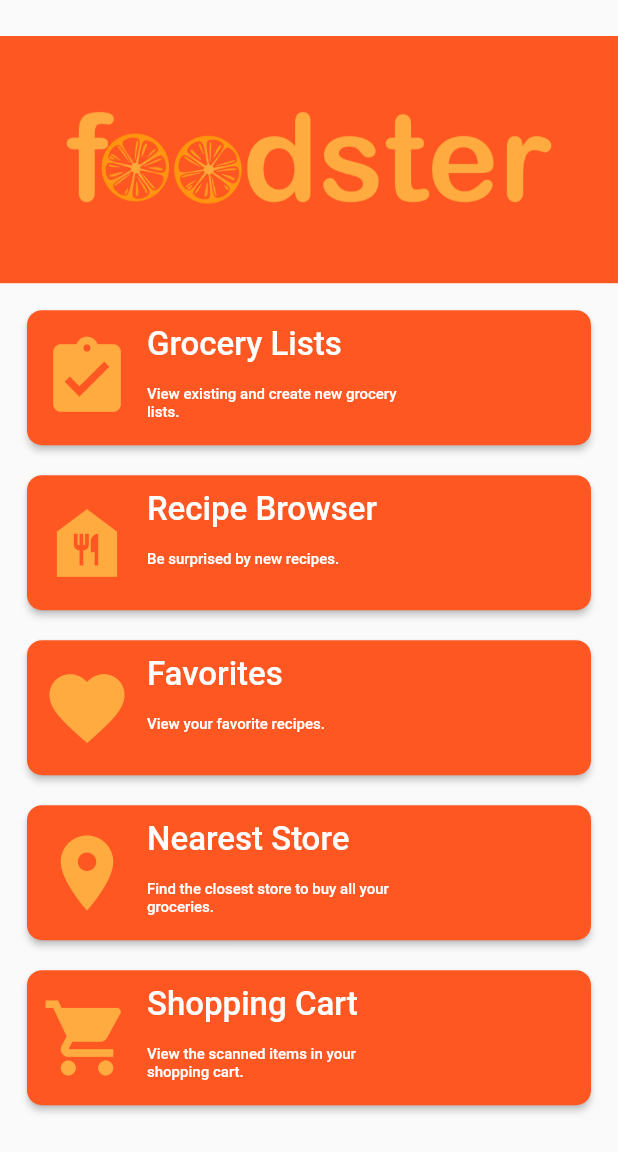
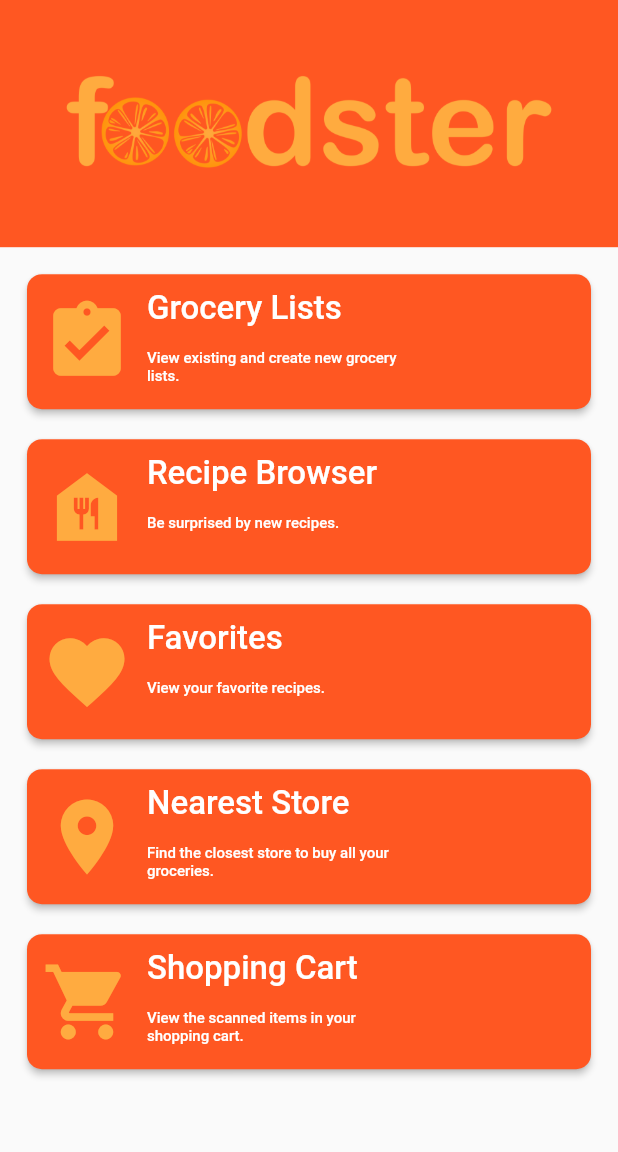
Before and after one commit to johanneskopf/HackZurich2020, a Flutter app: the screen it shows after launch, on a phone screen of 412 x 824 dp. Shown: the top 1152 px of the screen. Run offline on Flutter 3.47's test engine with Material 2 defaults, Android fonts, the phone set to English and light mode, and no system bars; our stand-ins replace flutter_html, fluttertoast; generated files the repository leaves out were written again.

Commit message:
no offset - main page

```diff
--- a/flutter_app/lib/MainPage.dart
+++ b/flutter_app/lib/MainPage.dart
@@ -52,7 +52,7 @@ class _MainPageWidgetState extends State<MainPage> {
       // ),
       body: SingleChildScrollView(
         child: Container(
-          margin: EdgeInsets.only(top: 24),
+          // margin: EdgeInsets.only(top: 24),
           child: Column(mainAxisSize: MainAxisSize.max, children: [
             Center(
               child: AnimatedContainer(
```
